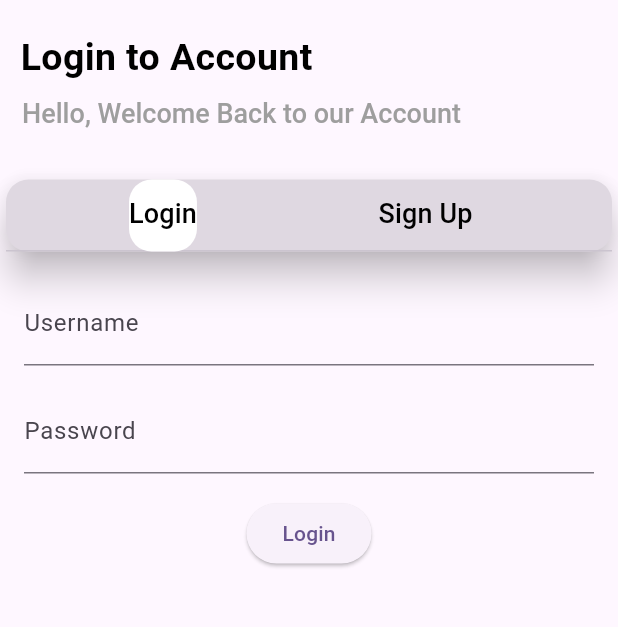
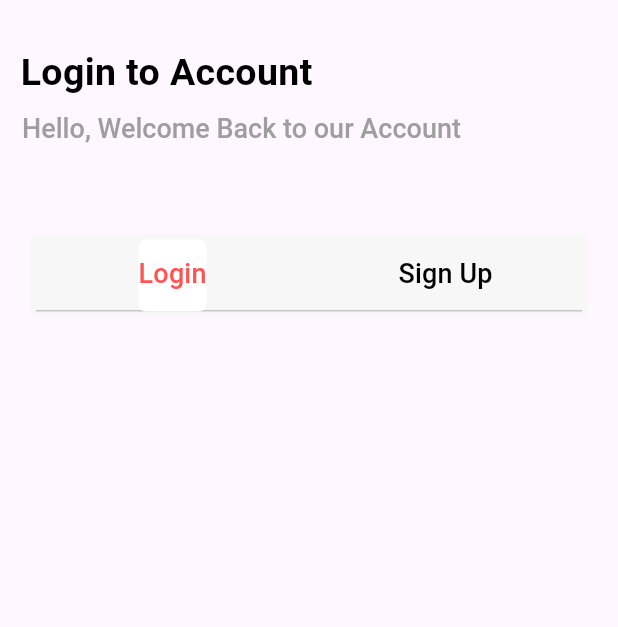
Before and after one commit to ShivashankarareddyBA/figmadesign, a Flutter app: the screen it shows after launch, on a phone screen of 412 x 824 dp, the part 224-851 px from its top. Run offline on Flutter 3.47's test engine with Material 3 defaults, Android fonts, the light colour scheme and no system bars; Roboto replaces fonts that are missing (interBold).

Commit message:
2nd commit

```diff
--- a/lib/login_page.dart
+++ b/lib/login_page.dart
@@ -7,13 +7,23 @@ class LoginPage extends StatefulWidget {
   State<LoginPage> createState() => _LoginPageState();
 }
 
-class _LoginPageState extends State<LoginPage> with TickerProviderStateMixin {
+class _LoginPageState extends State<LoginPage>
+    with SingleTickerProviderStateMixin {
   late TabController tabController;
+  //final _formKey = GlobalKey<FormState>();
+  //final TextEditingController _emailController = TextEditingController();
+  //final TextEditingController _passwordController = TextEditingController();
 
   @override
   void initState() {
     super.initState();
     tabController = TabController(length: 4, vsync: this);
+  }
+
+  @override
+  void dispose() {
+    super.dispose();
+    tabController.dispose();
   }
 
   @override
@@ -61,7 +71,7 @@ class _LoginPageState extends State<LoginPage> with TickerProviderStateMixin {
             ),
           ),
           const SizedBox(
-            height: 20,
+            height: 30,
           ),
           SizedBox(
             width: 450,
@@ -104,107 +114,57 @@ class _LoginPageState extends State<LoginPage> with TickerProviderStateMixin {
           const SizedBox(
             height: 30,
           ),
-          Card(
-            shape: RoundedRectangleBorder(
-              borderRadius: BorderRadius.circular(15),
+          Padding(
+            padding: const EdgeInsets.symmetric(horizontal: 20),
+            child: Column(
+              children: [
+                const SizedBox(
+                  height: 30,
                 ),
-            elevation: 10,
-            child: Container(
+                Container(
+                  width: MediaQuery.of(context).size.width,
                   decoration: BoxDecoration(
-                color: Colors.black.withOpacity(0.1),
-                borderRadius: BorderRadius.circular(15),
+                    color: const Color.fromARGB(255, 248, 247, 247),
+                    borderRadius: BorderRadius.circular(5),
                   ),
-              child: TabBar(
+                  child: Padding(
+                    padding: const EdgeInsets.all(4),
+                    child: Column(
+                      children: [
+                        TabBar(
+                          unselectedLabelColor: Colors.black,
+                          indicatorColor:
+                              const Color.fromRGBO(255, 255, 255, 1),
+                          indicatorWeight: 2,
+                          labelColor: Colors.redAccent,
                           indicator: BoxDecoration(
-                  borderRadius: BorderRadius.circular(15),
                             color: Colors.white,
+                            borderRadius: BorderRadius.circular(5),
                           ),
                           controller: tabController,
-                isScrollable: true,
-                labelPadding: const EdgeInsets.symmetric(horizontal: 30),
+                          //isScrollable: true,
+                          //labelPadding: const EdgeInsets.symmetric(horizontal: 30),
                           tabs: const [
                             Tab(
                               child: Text(
                                 "Login",
                                 style: TextStyle(
                                   fontSize: 18,
-                        color: Colors.black,
                                 ),
                               ),
-                  ),
-                  SizedBox(
-                    width: 1,
                             ),
                             Tab(
                               child: Text(
                                 "Sign Up",
                                 style: TextStyle(
                                   fontSize: 18,
-                        color: Colors.black,
                                 ),
                               ),
                             ),
                           ],
                         ),
-            ),
-          ),
-          Expanded(
-            child: TabBarView(
-              controller: tabController,
-              children: [
-                // Login Tab Content
-                Padding(
-                  padding: const EdgeInsets.all(16.0),
-                  child: Column(
-                    children: [
-                      const TextField(
-                        decoration: InputDecoration(
-                          labelText: 'Username',
-                        ),
-                      ),
-                      const SizedBox(height: 16),
-                      const TextField(
-                        obscureText: true,
-                        decoration: InputDecoration(
-                          labelText: 'Password',
-                        ),
-                      ),
-                      const SizedBox(height: 16),
-                      ElevatedButton(
-                        onPressed: () {
-                          // Handle login button press
-                        },
-                        child: const Text('Login'),
-                      ),
                       ],
                     ),
-                ),
-
-                // Sign Up Tab Content
-                Padding(
-                  padding: const EdgeInsets.all(16.0),
-                  child: Column(
-                    children: [
-                      const TextField(
-                        decoration: InputDecoration(
-                          labelText: 'Email address',
-                        ),
-                      ),
-                      const SizedBox(height: 16),
-                      const TextField(
-                        obscureText: true,
-                        decoration: InputDecoration(
-                          labelText: 'Password',
-                        ),
-                      ),
-                      const SizedBox(height: 16),
-                      ElevatedButton(
-                        onPressed: () {
-                          // Handle sign-up button press
-                        },
-                        child: const Text('Sign Up'),
-                      ),
-                    ],
                   ),
                 ),
               ],
--- /dev/null
+++ b/lib/tabbar_pages/login.dart
@@ -0,0 +1,12 @@
+import 'package:flutter/material.dart';
+
+class Login extends StatelessWidget {
+  const Login({super.key});
+
+  @override
+  Widget build(BuildContext context) {
+    return const Scaffold(
+      body: Text("login"),
+    );
+  }
+}
--- /dev/null
+++ b/lib/tabbar_pages/sign_up.dart
@@ -0,0 +1,12 @@
+import 'package:flutter/material.dart';
+
+class SignUp extends StatelessWidget {
+  const SignUp({super.key});
+
+  @override
+  Widget build(BuildContext context) {
+    return const Scaffold(
+      body: Text("Sign Up"),
+    );
+  }
+}
```
Lines whose indentation alone changed are shown as unchanged.
